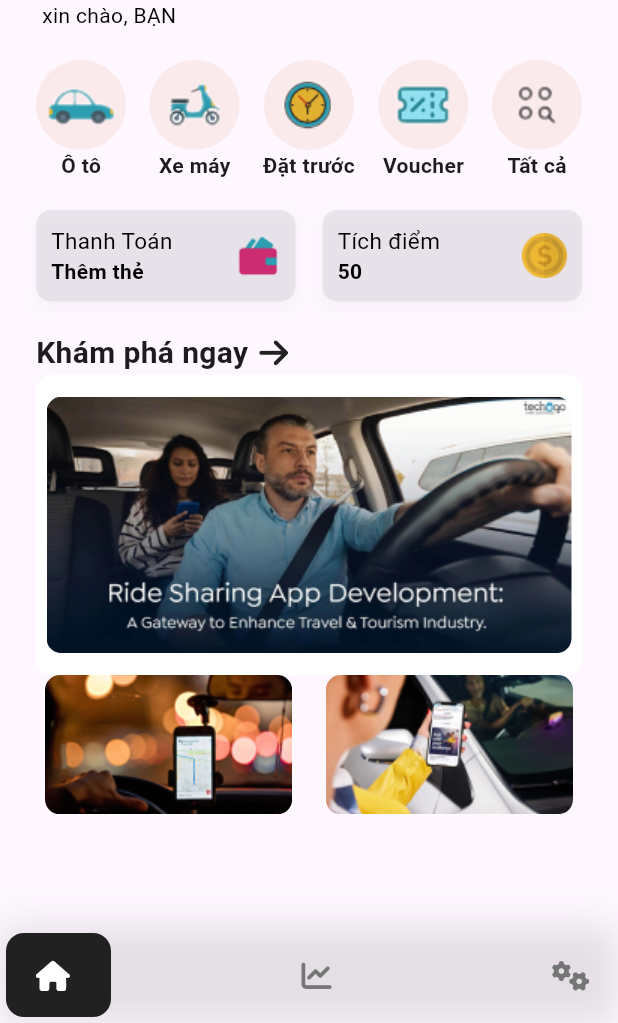
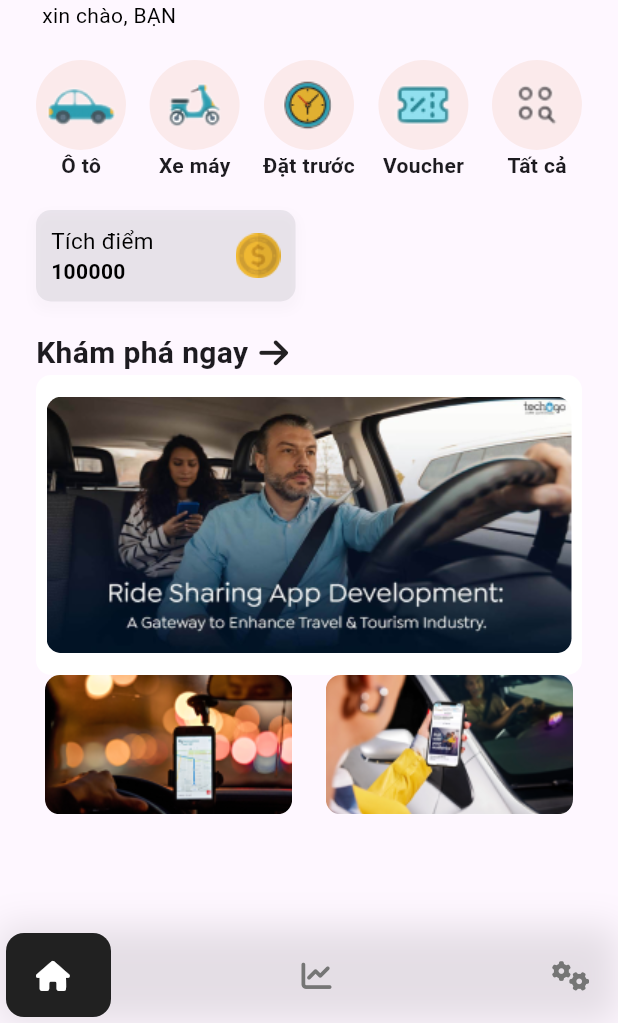
Before and after one commit to tanhnm/Neighbor_Hub, a Flutter app: the MainPageNew screen opened by its route, on a phone screen of 412 x 824 dp, the part 213-1236 px from its top. Run offline on Flutter 3.47's test engine with Material 3 defaults, Android fonts, the phone set to English and light mode, and no system bars; drawn by our look-alikes of carousel_slider, google_nav_bar, toastification; our stand-ins replace cloud_firestore, dio, firebase_core, firebase_storage, flutter_hooks, flutter_map and 16 more; accounts and stored records are empty; generated files the repository leaves out were written again.

Commit message:
fix, add voucher

```diff
--- a/lib/common/routes.dart
+++ b/lib/common/routes.dart
@@ -5,6 +5,7 @@
 
 
   static const destinationPick = 'destinationPick';
+  static const voucher = 'voucher';
   static const mapDriver = 'mapDriver';
   static const map = 'map';
 
--- a/lib/domains/setting.dart
+++ b/lib/domains/setting.dart
@@ -25,19 +25,13 @@
 
 final List<Setting> settings = [
   Setting(
-    title: "Personal Data",
+    title: "Thông tin cá nhân",
     route: Routes.profile,
     icon: Icons.person,
   ),
-  Setting(title: "Settings", route: "/settings", icon: Icons.settings),
-  Setting(title: "Help", route: "/help", icon: Icons.help),
-  Setting(title: "About", route: "/about", icon: Icons.info),
-  Setting(title: "Share", route: "/share", icon: Icons.share),
-  Setting(title: "Rate", route: "/rate", icon: Icons.star),
-  Setting(title: "Privacy", route: "/privacy", icon: Icons.privacy_tip),
-  Setting(title: "Terms", route: "/terms", icon: Icons.verified_user),
+  // Setting(title: "Privacy", route: "/privacy", icon: Icons.privacy_tip),
   Setting(
-    title: "Log Out",
+    title: "Đăng xuất",
     route: "/logout",
     icon: Icons.logout,
     action: (BuildContext context) async {
--- a/lib/features/home/main_page_new.dart
+++ b/lib/features/home/main_page_new.dart
@@ -117,12 +117,15 @@
                             ],
                           ),
                         ),
-                        Column(
-                          children: [
-                            _buildCircleIcon('images/voucher.png'),
-                            const Text("Voucher",
-                                style: TextStyle(fontWeight: FontWeight.bold)),
-                          ],
+                        GestureDetector(
+                          onTap: () => context.pushNamed(Routes.voucher),
+                          child: Column(
+                            children: [
+                              _buildCircleIcon('images/voucher.png'),
+                              const Text("Voucher",
+                                  style: TextStyle(fontWeight: FontWeight.bold)),
+                            ],
+                          ),
                         ),
                         Column(
                           children: [
@@ -137,13 +140,13 @@
                     Row(
                       mainAxisAlignment: MainAxisAlignment.spaceBetween,
                       children: [
-                        _buildInfoCard("images/wallet.png", screenWidth,
-                            "Thanh Toán", "Thêm thẻ"),
+                        // _buildInfoCard("images/wallet.png", screenWidth,
+                        //     "Thanh Toán", "Thêm thẻ"),
                         // TextButton(onPressed: () async {
                         //   print(await ref.read(driverProvider.future));
                         // }, child: Text('aaa')),
                         _buildInfoCard(
-                            "images/coin.png", screenWidth, "Tích điểm", "50"),
+                            "images/coin.png", screenWidth, "Tích điểm", "100000"),
                       ],
                     ),
                   ],
--- a/lib/features/temp_screen/activity_screen_new.dart
+++ b/lib/features/temp_screen/activity_screen_new.dart
@@ -17,7 +17,7 @@
   Widget build(BuildContext context, WidgetRef ref) {
     return Scaffold(
         appBar: AppBar(
-          title: const Text("Activity"),
+          title: const Text("Hoạt động"),
         ),
         body: Consumer(builder: (context, ref, child) {
           final activities = ref.watch(activityControllerProvider);
```
Also changed, not shown: lib/common/router.dart (+7 -3 lines), lib/controller/voucher_controller.dart (added, +29 -0 lines), lib/data/api/app_repository.dart (+14 -0 lines), lib/domains/freezed/booking_voucher_model.dart (+4 -4 lines), lib/features/voucher/voucher_screen.dart (added, +75 -0 lines), lib/controller/voucher_controller.g.dart (added), lib/domains/freezed/booking_voucher_model.freezed.dart, lib/domains/freezed/booking_voucher_model.g.dart.
